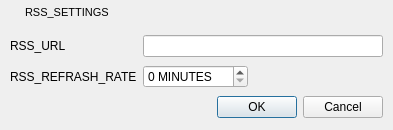
The window that src/rss/gui/FormFiles/RssFeedSettingsDialog.ui (CuteTorrent/CuteTorrent) describes before a commit, drawn with Qt 5.
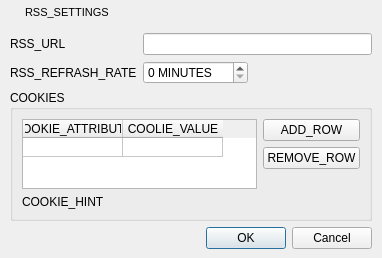
The same window after the commit. Icons and pictures are not drawn.

```diff
--- a/src/rss/gui/FormFiles/RssFeedSettingsDialog.ui
+++ b/src/rss/gui/FormFiles/RssFeedSettingsDialog.ui
@@ -6,8 +6,8 @@
    <rect>
     <x>0</x>
     <y>0</y>
-    <width>393</width>
-    <height>130</height>
+    <width>382</width>
+    <height>246</height>
    </rect>
   </property>
   <property name="windowTitle">
@@ -150,13 +150,27 @@
    <item>
     <widget class="QWidget" name="m_centralWidget" native="true">
      <layout class="QGridLayout" name="gridLayout">
-      <item row="3" column="0" colspan="3">
+      <item row="1" column="0">
+       <widget class="QLabel" name="label_3">
+        <property name="text">
+         <string>RSS_REFRASH_RATE</string>
+        </property>
+       </widget>
+      </item>
+      <item row="4" column="0" colspan="3">
        <widget class="QDialogButtonBox" name="buttonBox">
         <property name="standardButtons">
          <set>QDialogButtonBox::Cancel|QDialogButtonBox::Ok</set>
         </property>
        </widget>
       </item>
+      <item row="0" column="1" colspan="2">
+       <widget class="QLineEdit" name="m_pRssUrlEdit">
+        <property name="readOnly">
+         <bool>true</bool>
+        </property>
+       </widget>
+      </item>
       <item row="1" column="1">
        <widget class="QSpinBox" name="m_pRefreshRateSpinBox">
         <property name="suffix">
@@ -167,20 +181,6 @@
         </property>
        </widget>
       </item>
-      <item row="0" column="0">
-       <widget class="QLabel" name="label">
-        <property name="text">
-         <string>RSS_URL</string>
-        </property>
-       </widget>
-      </item>
-      <item row="1" column="0">
-       <widget class="QLabel" name="label_3">
-        <property name="text">
-         <string>RSS_REFRASH_RATE</string>
-        </property>
-       </widget>
-      </item>
       <item row="1" column="2">
        <spacer name="horizontalSpacer">
         <property name="orientation">
@@ -194,13 +194,90 @@
         </property>
        </spacer>
       </item>
-      <item row="0" column="1" colspan="2">
-       <widget class="QLineEdit" name="m_pRssUrlEdit">
-        <property name="readOnly">
-         <bool>true</bool>
+      <item row="0" column="0">
+       <widget class="QLabel" name="label">
+        <property name="text">
+         <string>RSS_URL</string>
         </property>
        </widget>
       </item>
+      <item row="2" column="0" colspan="3">
+       <widget class="QGroupBox" name="groupBox">
+        <property name="title">
+         <string>COOKIES</string>
+        </property>
+        <layout class="QGridLayout" name="gridLayout_2">
+         <item row="1" column="1">
+          <widget class="QPushButton" name="removeRowButton">
+           <property name="text">
+            <string>REMOVE_ROW</string>
+           </property>
+          </widget>
+         </item>
+         <item row="0" column="1">
+          <widget class="QPushButton" name="addRowButton">
+           <property name="text">
+            <string>ADD_ROW</string>
+           </property>
+          </widget>
+         </item>
+         <item row="0" column="0" rowspan="3">
+          <widget class="QTableWidget" name="m_pCoociesTabWidget">
+           <property name="selectionBehavior">
+            <enum>QAbstractItemView::SelectRows</enum>
+           </property>
+           <property name="columnCount">
+            <number>2</number>
+           </property>
+           <attribute name="verticalHeaderVisible">
+            <bool>false</bool>
+           </attribute>
+           <attribute name="verticalHeaderDefaultSectionSize">
+            <number>19</number>
+           </attribute>
+           <row>
+            <property name="text">
+             <string>Новая строка</string>
+            </property>
+           </row>
+           <column>
+            <property name="text">
+             <string>COOKIE_ATTRIBUTE</string>
+            </property>
+           </column>
+           <column>
+            <property name="text">
+             <string>COOLIE_VALUE</string>
+            </property>
+           </column>
+          </widget>
+         </item>
+         <item row="3" column="0">
+          <widget class="QLabel" name="label_2">
+           <property name="text">
+            <string>COOKIE_HINT</string>
+           </property>
+           <property name="wordWrap">
+            <bool>true</bool>
+           </property>
+          </widget>
+         </item>
+         <item row="2" column="1" rowspan="2">
+          <spacer name="verticalSpacer">
+           <property name="orientation">
+            <enum>Qt::Vertical</enum>
+           </property>
+           <property name="sizeHint" stdset="0">
+            <size>
+             <width>20</width>
+             <height>40</height>
+            </size>
+           </property>
+          </spacer>
+         </item>
+        </layout>
+       </widget>
+      </item>
      </layout>
     </widget>
    </item>
```
Left out of the diff: 36 changed lines with no effect on the pictures.
